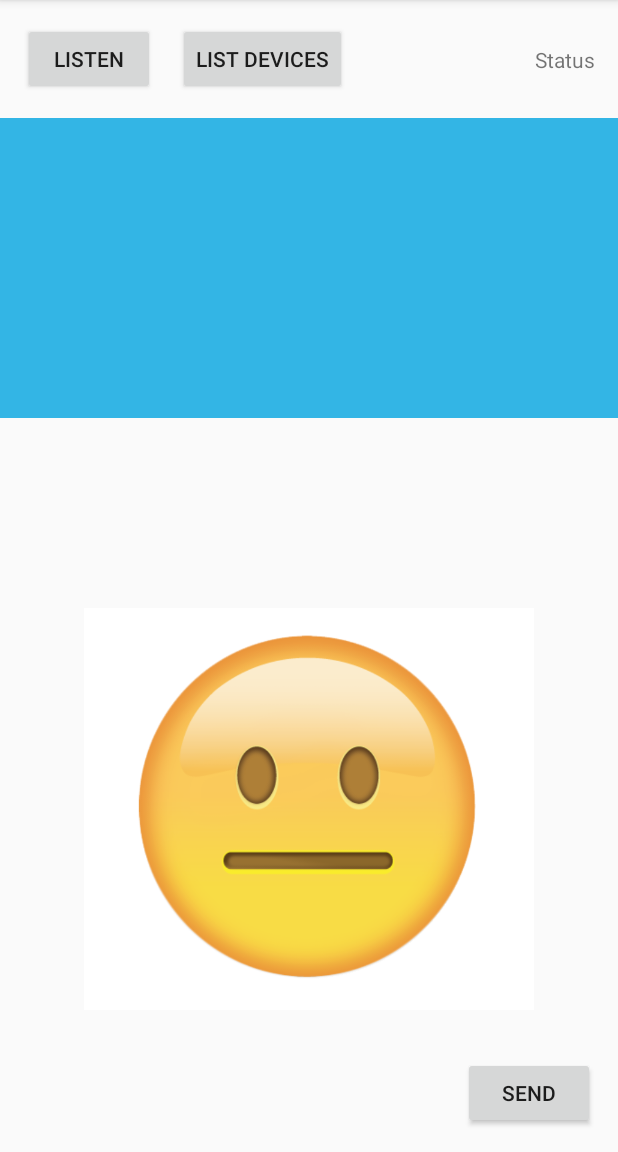
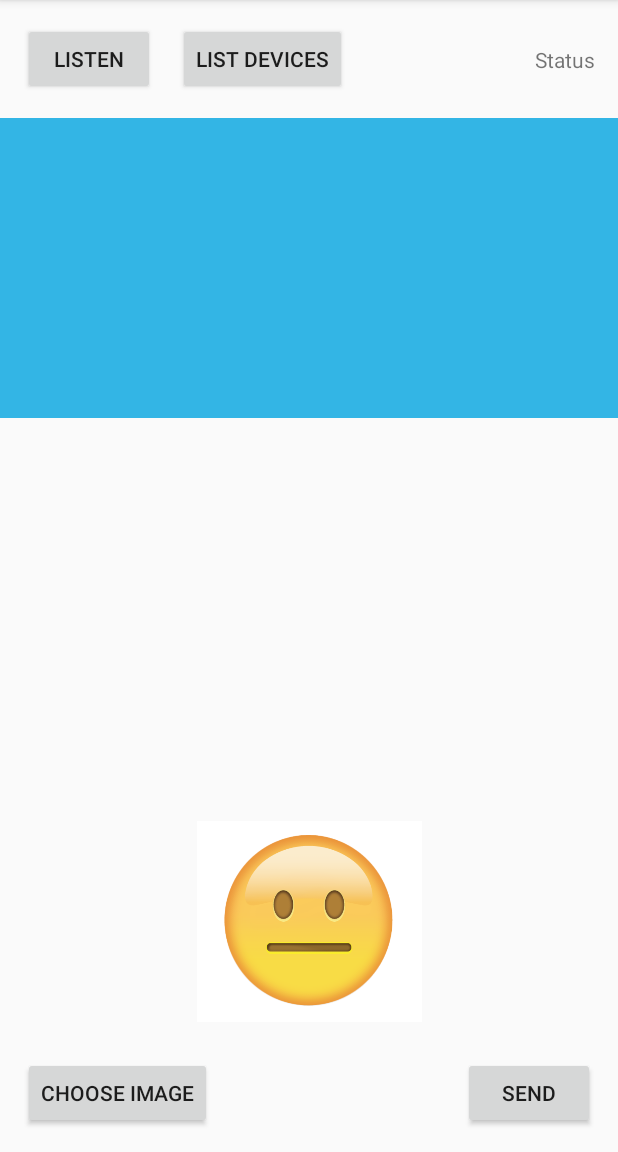
Before and after one commit to kevinorh/Bluetooth_Prueba, an Android app: the screen it shows after launch (MainActivity), on a phone screen of 412 x 824 dp, the part 84-1236 px from its top. Run offline under Robolectric (Android 15) with nearby library versions, the phone set to English and light mode, and no system bars.

Commit message:
Image from galery transfer (Can't send an image for second time)

```diff
--- a/app/src/main/AndroidManifest.xml
+++ b/app/src/main/AndroidManifest.xml
@@ -5,6 +5,8 @@
     <uses-permission android:name="android.permission.BLUETOOTH_ADMIN"/>
 
     <uses-permission android:name="android.permission.VIBRATE"/>
+
+    <uses-permission android:name="android.permission.READ_EXTERNAL_STORAGE"/>
 
     <application
         android:allowBackup="true"
--- a/app/src/main/java/kevin/ore/btchat/MainActivity.java
+++ b/app/src/main/java/kevin/ore/btchat/MainActivity.java
@@ -7,8 +7,11 @@ import android.bluetooth.BluetoothSocket;
 import android.content.Intent;
 import android.graphics.Bitmap;
 import android.graphics.BitmapFactory;
+import android.net.Uri;
 import android.os.Handler;
 import android.os.Message;
+import android.provider.MediaStore;
+import android.support.annotation.Nullable;
 import android.support.v7.app.AppCompatActivity;
 import android.os.Bundle;
 import android.view.View;
@@ -30,7 +33,7 @@ import java.util.UUID;
 
 public class MainActivity extends AppCompatActivity {
 
-    Button listen,send, listDevices;
+    Button listen,send, listDevices, chooseImage;
     ListView listView;
     TextView status;
     ImageView imageView;
@@ -50,6 +53,10 @@ public class MainActivity extends AppCompatActivity {
 
     private static final String APP_NAME ="BTChat";
     private static final UUID MY_UUID = UUID.fromString("c52a2a66-381b-468a-8fa0-b651b29021b4");
+
+    private static final int PICK_IMAGE = 100;
+
+    private Bitmap bitmapImage;
 
     @Override
     protected void onCreate(Bundle savedInstanceState) {
@@ -112,10 +119,10 @@ public class MainActivity extends AppCompatActivity {
         send.setOnClickListener(new View.OnClickListener() {
             @Override
             public void onClick(View v) {
-                //OPEN GALLERY
-                Bitmap bitmap = BitmapFactory.decodeResource(getResources(),R.drawable.happyicon);
+
+                //Bitmap bitmap = BitmapFactory.decodeResource(getResources(),R.drawable.happyicon);
                 ByteArrayOutputStream stream = new ByteArrayOutputStream();
-                bitmap.compress(Bitmap.CompressFormat.PNG,50,stream);
+                bitmapImage.compress(Bitmap.CompressFormat.JPEG,50,stream);
                 byte[] imageBytes = stream.toByteArray();
 
                 int subArraySize = 400;
@@ -129,7 +136,32 @@ public class MainActivity extends AppCompatActivity {
                 }
             }
         });
+        chooseImage.setOnClickListener(new View.OnClickListener() {
+            @Override
+            public void onClick(View v) {
+                openGallery();
+            }
+        });
     }
+    private void openGallery(){
+        Intent intent = new Intent(Intent.ACTION_PICK, MediaStore.Images.Media.INTERNAL_CONTENT_URI);
+        startActivityForResult(intent,PICK_IMAGE);
+    }
+
+    @Override
+    protected void onActivityResult(int requestCode, int resultCode, @Nullable Intent data) {
+        super.onActivityResult(requestCode, resultCode, data);
+        if(resultCode == RESULT_OK && requestCode == PICK_IMAGE){
+            Uri imageUri = data.getData();
+            imageView.setImageURI(imageUri);
+            try {
+                bitmapImage = MediaStore.Images.Media.getBitmap(getContentResolver(), imageUri);
+            } catch (IOException e) {
+                e.printStackTrace();
+            }
+        }
+    }
+
     Handler handler = new Handler(new Handler.Callback() {
         @Override
         public boolean handleMessage(Message msg) {
@@ -163,6 +195,7 @@ public class MainActivity extends AppCompatActivity {
         status = (TextView) findViewById(R.id.status);
         listDevices = (Button) findViewById(R.id.listDevices);
         imageView = (ImageView) findViewById(R.id.imageView);
+        chooseImage = (Button) findViewById(R.id.chooseImage);
 
     }
     private class ServerClass extends Thread{
--- a/app/src/main/res/layout/activity_main.xml
+++ b/app/src/main/res/layout/activity_main.xml
@@ -53,8 +53,8 @@
         android:visibility="invisible"/>
     <ImageView
         android:id="@+id/imageView"
-        android:layout_width="300dp"
-        android:layout_height="300dp"
+        android:layout_width="150dp"
+        android:layout_height="150dp"
         android:layout_margin="15dp"
         android:src="@drawable/seriusicon"
         app:layout_constraintBottom_toTopOf="@id/send"
@@ -70,6 +70,14 @@
         android:visibility="invisible"
         />
     <Button
+        android:id="@+id/chooseImage"
+        android:layout_width="wrap_content"
+        android:layout_height="wrap_content"
+        app:layout_constraintBottom_toBottomOf="parent"
+        app:layout_constraintStart_toStartOf="parent"
+        android:layout_margin="15dp"
+        android:text="Choose Image"/>
+    <Button
         android:id="@+id/send"
         android:layout_width="wrap_content"
         android:layout_height="wrap_content"
```
